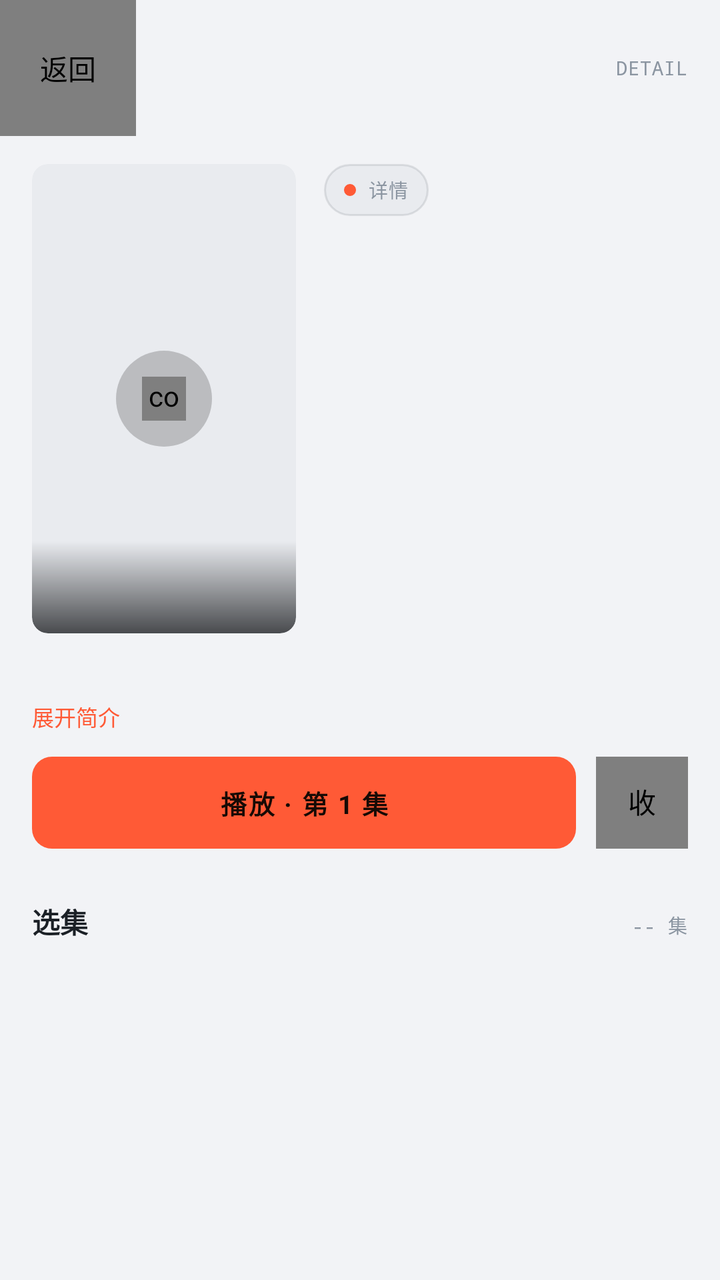
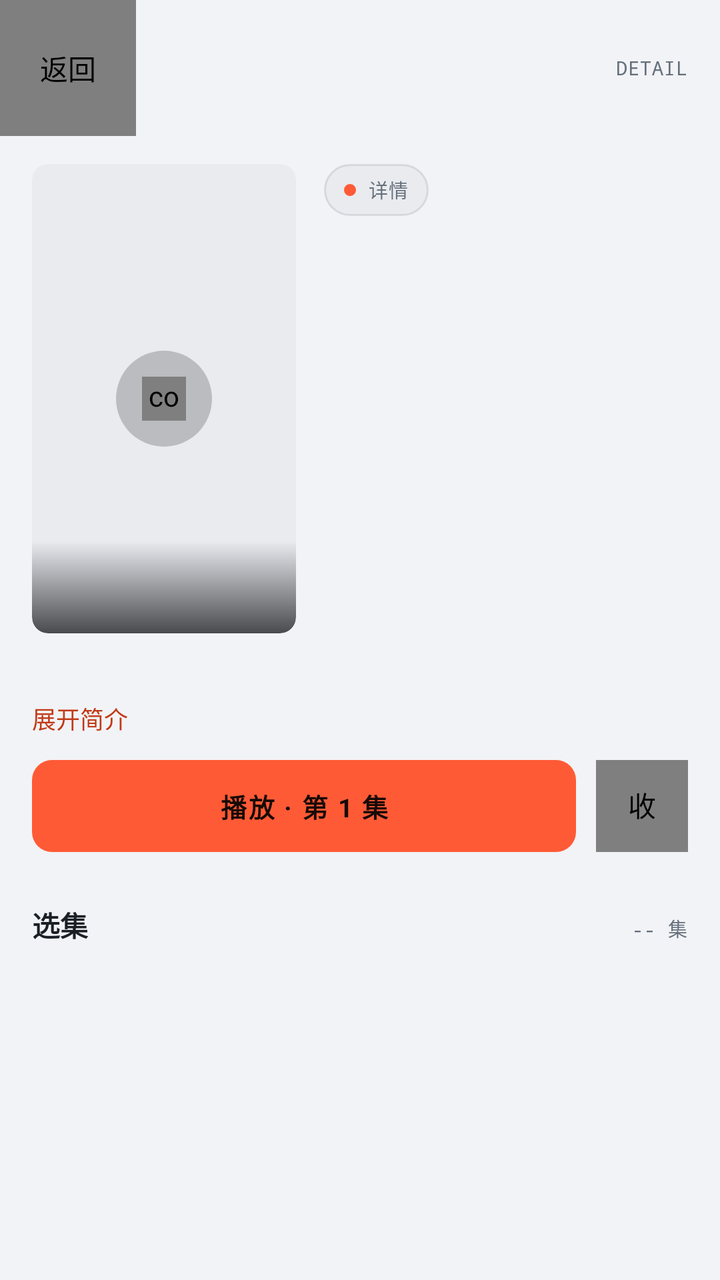

Screens rendered from an Android XML layout before and after an edit, with the pre-edit source and the edit as a unified diff.
<!-- AndroidManifest.xml: application theme Theme.LateShow -->
<!-- res/layout/activity_play.xml -->
<?xml version="1.0" encoding="utf-8"?>
<LinearLayout xmlns:android="http://schemas.android.com/apk/res/android"
    xmlns:app="http://schemas.android.com/apk/res-auto"
    android:layout_width="match_parent"
    android:layout_height="match_parent"
    android:orientation="vertical">

    
    <LinearLayout
        android:layout_width="match_parent"
        android:layout_height="wrap_content"
        android:orientation="horizontal"
        android:gravity="center_vertical"
        android:paddingLeft="0dp"
        android:paddingRight="16dp"
        android:paddingTop="0dp"
        android:paddingBottom="0dp">

        <com.airbnb.lottie.LottieAnimationView
            android:id="@+id/btnBack"
            android:layout_width="68dp"
            android:layout_height="68dp"
            android:padding="16dp"
            android:background="@null"
            android:tag="ic_back"
            android:contentDescription="返回" />

        <Space android:layout_width="0dp" android:layout_height="1dp" android:layout_weight="1" />

        <TextView
            android:id="@+id/breadcrumb"
            style="@style/MetaLabel"
            android:layout_width="wrap_content"
            android:layout_height="wrap_content"
            android:text="DETAIL" />
    </LinearLayout>

    <ScrollView
        android:layout_width="match_parent"
        android:layout_height="match_parent">

        <LinearLayout
            android:layout_width="match_parent"
            android:layout_height="wrap_content"
            android:orientation="vertical">

            
            <androidx.constraintlayout.widget.ConstraintLayout
                android:id="@+id/playerContainer"
                android:layout_width="match_parent"
                android:layout_height="wrap_content"
                android:background="#000000"
                android:visibility="gone">

                <androidx.media3.ui.PlayerView
                    android:id="@+id/playerView"
                    android:layout_width="0dp"
                    android:layout_height="0dp"
                    app:layout_constraintDimensionRatio="16:9"
                    app:layout_constraintTop_toTopOf="parent"
                    app:layout_constraintBottom_toBottomOf="parent"
                    app:layout_constraintStart_toStartOf="parent"
                    app:layout_constraintEnd_toEndOf="parent"
                    app:surface_type="surface_view"
                    app:show_buffering="when_playing" />

                <TextView
                    android:id="@+id/seekOverlay"
                    android:layout_width="wrap_content"
                    android:layout_height="wrap_content"
                    android:layout_margin="12dp"
                    android:gravity="center"
                    android:paddingLeft="14dp"
                    android:paddingRight="14dp"
                    android:paddingTop="7dp"
                    android:paddingBottom="7dp"
                    android:background="@drawable/bg_chip_dark"
                    android:textSize="12sp"
                    android:textColor="#FFFFFF"
                    android:fontFamily="monospace"
                    android:visibility="gone"
                    app:layout_constraintTop_toTopOf="parent"
                    app:layout_constraintBottom_toBottomOf="parent"
                    app:layout_constraintStart_toStartOf="parent"
                    app:layout_constraintEnd_toEndOf="parent" />

                
                <LinearLayout
                    android:id="@+id/playerTools"
                    android:layout_width="wrap_content"
                    android:layout_height="wrap_content"
                    android:orientation="horizontal"
                    android:layout_marginTop="6dp"
                    android:layout_marginEnd="6dp"
                    app:layout_constraintTop_toTopOf="parent"
                    app:layout_constraintEnd_toEndOf="parent">

                    <TextView
                        android:id="@+id/btnSpeed"
                        android:layout_width="wrap_content"
                        android:layout_height="26dp"
                        android:gravity="center"
                        android:paddingLeft="10dp"
                        android:paddingRight="10dp"
                        android:background="@drawable/bg_chip_dark"
                        android:alpha="0.85"
                        android:text="1.0x"
                        android:textSize="11sp"
                        android:textColor="#FFFFFF"
                        android:fontFamily="monospace"
                        android:contentDescription="倍速" />

                    <TextView
                        android:id="@+id/btnGear"
                        android:layout_width="26dp"
                        android:layout_height="26dp"
                        android:layout_marginLeft="6dp"
                        android:gravity="center"
                        android:background="@drawable/bg_chip_dark"
                        android:alpha="0.85"
                        android:text="⚙"
                        android:textSize="13sp"
                        android:textColor="#FFFFFF"
                        android:contentDescription="播放设置" />
                </LinearLayout>
            </androidx.constraintlayout.widget.ConstraintLayout>

            
            <LinearLayout
                android:layout_width="match_parent"
                android:layout_height="wrap_content"
                android:orientation="horizontal"
                android:paddingLeft="16dp"
                android:paddingRight="16dp"
                android:paddingTop="14dp">

                <androidx.constraintlayout.widget.ConstraintLayout
                    android:id="@+id/posterBox"
                    android:layout_width="132dp"
                    android:layout_height="wrap_content"
                    android:background="@drawable/bg_cover_round_lg"
                    android:clipToOutline="true"
                    android:outlineProvider="background">

                    <com.google.android.material.imageview.ShapeableImageView
                        android:id="@+id/cover"
                        android:layout_width="0dp"
                        android:layout_height="0dp"
                        android:scaleType="centerCrop"
                        app:shapeAppearanceOverlay="@style/ShapeAppearance.LateShow.CoverLg"
                        app:layout_constraintDimensionRatio="9:16"
                        app:layout_constraintTop_toTopOf="parent"
                        app:layout_constraintBottom_toBottomOf="parent"
                        app:layout_constraintStart_toStartOf="parent"
                        app:layout_constraintEnd_toEndOf="parent" />

                    <View
                        android:layout_width="0dp"
                        android:layout_height="46dp"
                        android:background="@drawable/cover_fade_round"
                        app:layout_constraintBottom_toBottomOf="@id/cover"
                        app:layout_constraintStart_toStartOf="@id/cover"
                        app:layout_constraintEnd_toEndOf="@id/cover" />

                    <FrameLayout
                        android:id="@+id/btnPlayCover"
                        android:layout_width="48dp"
                        android:layout_height="48dp"
                        android:background="@drawable/bg_play_cover"
                        app:layout_constraintTop_toTopOf="@id/cover"
                        app:layout_constraintBottom_toBottomOf="@id/cover"
                        app:layout_constraintStart_toStartOf="@id/cover"
                        app:layout_constraintEnd_toEndOf="@id/cover">

                        <com.airbnb.lottie.LottieAnimationView
                            android:id="@+id/imgPlayCover"
                            android:layout_width="22dp"
                            android:layout_height="22dp"
                            android:layout_gravity="center"
                            android:tag="ic_play" />
                    </FrameLayout>
                </androidx.constraintlayout.widget.ConstraintLayout>

                <LinearLayout
                    android:id="@+id/infoCol"
                    android:layout_width="0dp"
                    android:layout_height="wrap_content"
                    android:layout_weight="1"
                    android:layout_marginLeft="14dp"
                    android:orientation="vertical">

                    <TextView
                        android:id="@+id/badge"
                        android:layout_width="wrap_content"
                        android:layout_height="26dp"
                        android:gravity="center_vertical"
                        android:paddingLeft="10dp"
                        android:paddingRight="10dp"
                        android:background="@drawable/bg_capsule"
                        android:drawableStart="@drawable/dot_acc"
                        android:drawablePadding="6dp"
                        style="@style/MetaLabel"
                        android:text="详情" />

                    <TextView
                        android:id="@+id/tvTitle"
                        android:layout_width="match_parent"
                        android:layout_height="wrap_content"
                        android:layout_marginTop="8dp"
                        android:textSize="18sp"
                        android:textStyle="bold"
                        android:textColor="@color/t1"
                        android:maxLines="3"
                        android:ellipsize="end" />

                    <TextView
                        android:id="@+id/tvMeta"
                        style="@style/MetaLabel"
                        android:layout_width="match_parent"
                        android:layout_height="wrap_content"
                        android:layout_marginTop="6dp"
                        android:text="" />
                </LinearLayout>
            </LinearLayout>

            <LinearLayout
                android:layout_width="match_parent"
                android:layout_height="wrap_content"
                android:orientation="vertical"
                android:paddingLeft="16dp"
                android:paddingRight="16dp">

                <TextView
                    android:id="@+id/tvDesc"
                    android:layout_width="match_parent"
                    android:layout_height="wrap_content"
                    android:layout_marginTop="12dp"
                    android:textSize="12.5sp"
                    android:textColor="@color/t2"
                    android:lineSpacingMultiplier="1.78"
                    android:maxLines="3"
                    android:ellipsize="end" />

                <TextView
                    android:id="@+id/btnToggleDesc"
                    android:layout_width="wrap_content"
                    android:layout_height="wrap_content"
                    android:layout_marginTop="4dp"
                    android:text="展开简介"
                    android:textSize="11sp"
                    android:textColor="@color/acc" />

                
                <LinearLayout
                    android:layout_width="match_parent"
                    android:layout_height="wrap_content"
                    android:layout_marginTop="12dp"
                    android:orientation="horizontal"
                    android:gravity="center_vertical">

                    <TextView
                        android:id="@+id/btnPlay"
                        android:layout_width="0dp"
                        android:layout_weight="1"
                        android:layout_height="46dp"
                        android:gravity="center"
                        android:background="@drawable/bg_btn_main"
                        android:text="播放 · 第 1 集"
                        android:textSize="13sp"
                        android:textStyle="bold"
                        android:textColor="@color/accInk"
                        android:letterSpacing="0.06" />

                    <com.airbnb.lottie.LottieAnimationView
                        android:id="@+id/btnFav"
                        android:layout_width="46dp"
                        android:layout_height="46dp"
                        android:layout_marginLeft="10dp"
                        android:padding="12dp"
                        android:background="@drawable/bg_smbtn"
                        android:tag="ic_heart"
                        android:contentDescription="收藏" />
                </LinearLayout>

                
                <androidx.recyclerview.widget.RecyclerView
                    android:id="@+id/lines"
                    android:layout_width="match_parent"
                    android:layout_height="wrap_content"
                    android:layout_marginTop="14dp"
                    android:clipToPadding="false" />

                
                <LinearLayout
                    android:layout_width="match_parent"
                    android:layout_height="wrap_content"
                    android:layout_marginTop="12dp"
                    android:orientation="horizontal">

                    <TextView
                        android:layout_width="0dp"
                        android:layout_weight="1"
                        android:layout_height="wrap_content"
                        android:text="选集"
                        android:textSize="14sp"
                        android:textStyle="bold"
                        android:textColor="@color/t1" />

                    <TextView
                        android:id="@+id/epCount"
                        style="@style/MetaLabel"
                        android:layout_width="wrap_content"
                        android:layout_height="wrap_content"
                        android:text="-- 集" />
                </LinearLayout>

                <androidx.recyclerview.widget.RecyclerView
                    android:id="@+id/epGrid"
                    android:layout_width="match_parent"
                    android:layout_height="wrap_content"
                    android:layout_marginTop="8dp"
                    android:nestedScrollingEnabled="false" />
            </LinearLayout>
        </LinearLayout>
    </ScrollView>
</LinearLayout>
<!-- resources referenced by this layout -->
<resources>
  <color name="acc">#FF5A36</color>
  <color name="accInk">#170A05</color>
  <color name="t1">#1B2026</color>
  <color name="t2">#5C6672</color>
  <!-- drawable bg_btn_main (drawable) -->
  <?xml version="1.0" encoding="utf-8"?>
  <shape xmlns:android="http://schemas.android.com/apk/res/android" android:shape="rectangle">
      <solid android:color="@color/acc" />
      <corners android:radius="10dp" />
  </shape>
  <!-- drawable bg_capsule (drawable) -->
  <?xml version="1.0" encoding="utf-8"?>
  <shape xmlns:android="http://schemas.android.com/apk/res/android" android:shape="rectangle">
      <solid android:color="@color/ink700" />
      <stroke android:width="1dp" android:color="@color/line" />
      <corners android:radius="999dp" />
  </shape>
  <!-- drawable bg_chip_dark (drawable) -->
  <?xml version="1.0" encoding="utf-8"?>
  <shape xmlns:android="http://schemas.android.com/apk/res/android" android:shape="rectangle">
      <solid android:color="#99101318" />
      <corners android:radius="999dp" />
  </shape>
  <!-- drawable bg_cover_round_lg (drawable) -->
  <?xml version="1.0" encoding="utf-8"?>
  <shape xmlns:android="http://schemas.android.com/apk/res/android" android:shape="rectangle">
      <solid android:color="@color/ink700" />
      <corners android:radius="8dp" />
  </shape>
  <!-- drawable bg_play_cover (drawable) -->
  <?xml version="1.0" encoding="utf-8"?>
  <shape xmlns:android="http://schemas.android.com/apk/res/android" android:shape="oval">
      <solid android:color="#33000000" />
  </shape>
  <!-- drawable bg_smbtn (drawable) -->
  <?xml version="1.0" encoding="utf-8"?>
  <shape xmlns:android="http://schemas.android.com/apk/res/android" android:shape="rectangle">
      <solid android:color="@color/ink700" />
      <stroke android:width="1dp" android:color="@color/line" />
      <corners android:radius="8dp" />
  </shape>
  <!-- drawable dot_acc (drawable) -->
  <?xml version="1.0" encoding="utf-8"?>
  <shape xmlns:android="http://schemas.android.com/apk/res/android" android:shape="oval">
      <solid android:color="@color/acc" />
      <size android:width="6dp" android:height="6dp" />
  </shape>
  <style name="MetaLabel" parent="Mono">
          <item name="android:textSize">9.5sp</item>
          <item name="android:textColor">@color/t3</item>
          <item name="android:textAllCaps">true</item>
      </style>
  <color name="ink700">#E9EBEF</color>
  <color name="line">#1A12181F</color>
  <style name="Mono">
          <item name="android:fontFamily">monospace</item>
          <item name="android:fontFeatureSettings">tnum</item>
          <item name="android:letterSpacing">0.04</item>
      </style>
  <color name="t3">#8B95A1</color>
  <color name="ink900">#F2F3F6</color>
  <color name="ink800">#FFFFFF</color>
  <!-- unchanged entries left out for length: 3 -->
</resources>

<!-- the commit's change to res/layout/activity_play.xml (unified diff, before → after) -->
@@ -105,7 +105,7 @@
                         android:background="@drawable/bg_chip_dark"
                         android:alpha="0.85"
                         android:text="1.0x"
-                        android:textSize="11sp"
+                        android:textSize="12sp"
                         android:textColor="#FFFFFF"
                         android:fontFamily="monospace"
                         android:contentDescription="倍速" />
@@ -235,7 +235,7 @@
                     android:layout_width="match_parent"
                     android:layout_height="wrap_content"
                     android:layout_marginTop="12dp"
-                    android:textSize="12.5sp"
+                    android:textSize="13sp"
                     android:textColor="@color/t2"
                     android:lineSpacingMultiplier="1.78"
                     android:maxLines="3"
@@ -247,8 +247,8 @@
                     android:layout_height="wrap_content"
                     android:layout_marginTop="4dp"
                     android:text="展开简介"
-                    android:textSize="11sp"
-                    android:textColor="@color/acc" />
+                    android:textSize="12sp"
+                    android:textColor="@color/accText" />
 
                 
                 <LinearLayout
<!-- resource entries referenced after the edit -->
@@ -1,22 +1,46 @@
 <!-- resources referenced by this layout -->
 <resources>
   <color name="acc">#FF5A36</color>
+  <color name="ripple">#22101820</color>
   <color name="accInk">#170A05</color>
+  <color name="accText">#C13A17</color>
   <color name="t1">#1B2026</color>
   <color name="t2">#5C6672</color>
   <!-- drawable bg_btn_main (drawable) -->
   <?xml version="1.0" encoding="utf-8"?>
-  <shape xmlns:android="http://schemas.android.com/apk/res/android" android:shape="rectangle">
-      <solid android:color="@color/acc" />
-      <corners android:radius="10dp" />
-  </shape>
+  <ripple xmlns:android="http://schemas.android.com/apk/res/android"
+      android:color="@color/rippleOnAcc">
+      <item android:id="@android:id/mask">
+          <shape android:shape="rectangle">
+              <solid android:color="#FFFFFFFF" />
+              <corners android:radius="10dp" />
+          </shape>
+      </item>
+      <item>
+          <shape android:shape="rectangle">
+              <solid android:color="@color/acc" />
+              <corners android:radius="10dp" />
+          </shape>
+      </item>
+  </ripple>
   <!-- drawable bg_capsule (drawable) -->
   <?xml version="1.0" encoding="utf-8"?>
-  <shape xmlns:android="http://schemas.android.com/apk/res/android" android:shape="rectangle">
-      <solid android:color="@color/ink700" />
-      <stroke android:width="1dp" android:color="@color/line" />
-      <corners android:radius="999dp" />
-  </shape>
+  <ripple xmlns:android="http://schemas.android.com/apk/res/android"
+      android:color="@color/ripple">
+      <item android:id="@android:id/mask">
+          <shape android:shape="rectangle">
+              <solid android:color="#FFFFFFFF" />
+              <corners android:radius="999dp" />
+          </shape>
+      </item>
+      <item>
+          <shape android:shape="rectangle">
+              <solid android:color="@color/ink700" />
+              <stroke android:width="1dp" android:color="@color/line" />
+              <corners android:radius="999dp" />
+          </shape>
+      </item>
+  </ripple>
   <!-- drawable bg_chip_dark (drawable) -->
   <?xml version="1.0" encoding="utf-8"?>
   <shape xmlns:android="http://schemas.android.com/apk/res/android" android:shape="rectangle">
@@ -36,11 +60,22 @@
   </shape>
   <!-- drawable bg_smbtn (drawable) -->
   <?xml version="1.0" encoding="utf-8"?>
-  <shape xmlns:android="http://schemas.android.com/apk/res/android" android:shape="rectangle">
-      <solid android:color="@color/ink700" />
-      <stroke android:width="1dp" android:color="@color/line" />
-      <corners android:radius="8dp" />
-  </shape>
+  <ripple xmlns:android="http://schemas.android.com/apk/res/android"
+      android:color="@color/ripple">
+      <item android:id="@android:id/mask">
+          <shape android:shape="rectangle">
+              <solid android:color="#FFFFFFFF" />
+              <corners android:radius="8dp" />
+          </shape>
+      </item>
+      <item>
+          <shape android:shape="rectangle">
+              <solid android:color="@color/ink700" />
+              <stroke android:width="1dp" android:color="@color/line" />
+              <corners android:radius="8dp" />
+          </shape>
+      </item>
+  </ripple>
   <!-- drawable dot_acc (drawable) -->
   <?xml version="1.0" encoding="utf-8"?>
   <shape xmlns:android="http://schemas.android.com/apk/res/android" android:shape="oval">
@@ -52,6 +87,7 @@
           <item name="android:textColor">@color/t3</item>
           <item name="android:textAllCaps">true</item>
       </style>
+  <color name="rippleOnAcc">#33FFFFFF</color>
   <color name="ink700">#E9EBEF</color>
   <color name="line">#1A12181F</color>
   <style name="Mono">
@@ -59,7 +95,7 @@
           <item name="android:fontFeatureSettings">tnum</item>
           <item name="android:letterSpacing">0.04</item>
       </style>
-  <color name="t3">#8B95A1</color>
+  <color name="t3">#66707D</color>
   <color name="ink900">#F2F3F6</color>
   <color name="ink800">#FFFFFF</color>
   <!-- unchanged entries left out for length: 3 -->
